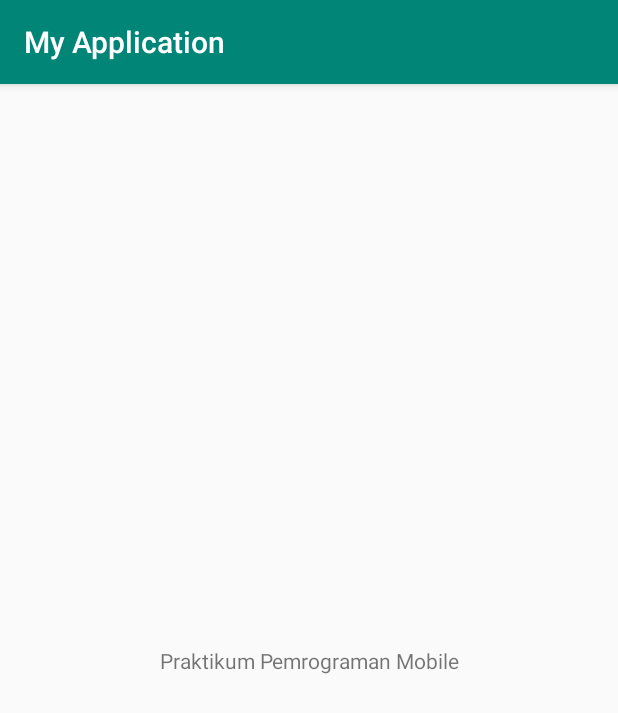
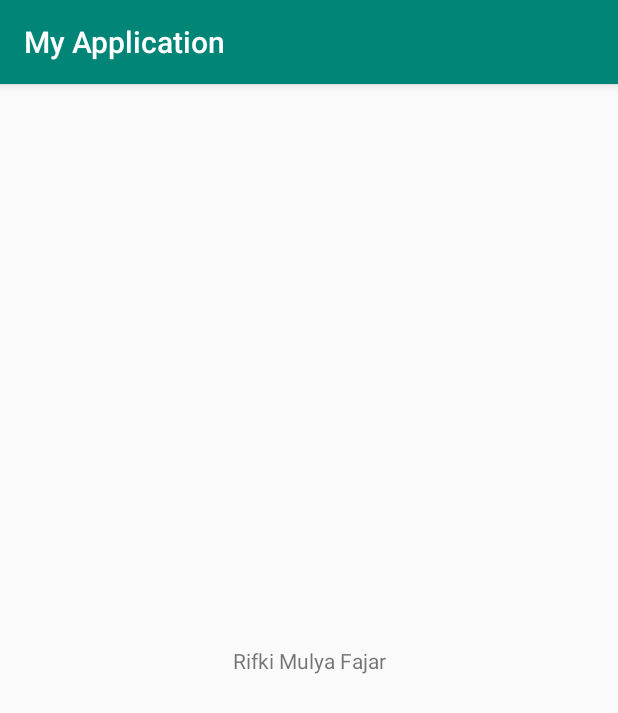
Before and after one commit to rifkimulyafajar/HelloWorld, an Android app: the screen it shows after launch (MainActivity), on a phone screen of 412 x 824 dp. Shown: the top 713 px of the screen. Run offline under Robolectric (Android 15) with nearby library versions, the phone set to English and light mode, and no system bars.

Commit message:
update text menjadi nama

```diff
--- a/app/src/main/res/layout/activity_main.xml
+++ b/app/src/main/res/layout/activity_main.xml
@@ -9,7 +9,7 @@
     <TextView
         android:layout_width="wrap_content"
         android:layout_height="wrap_content"
-        android:text="Praktikum Pemrograman Mobile"
+        android:text="Rifki Mulya Fajar"
         app:layout_constraintBottom_toBottomOf="parent"
         app:layout_constraintLeft_toLeftOf="parent"
         app:layout_constraintRight_toRightOf="parent"
```
